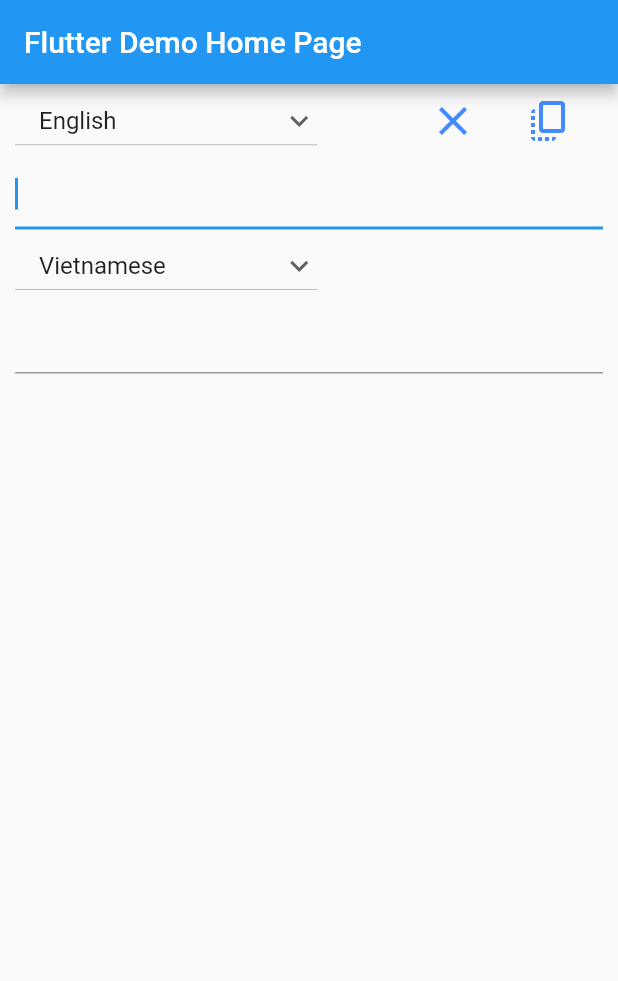
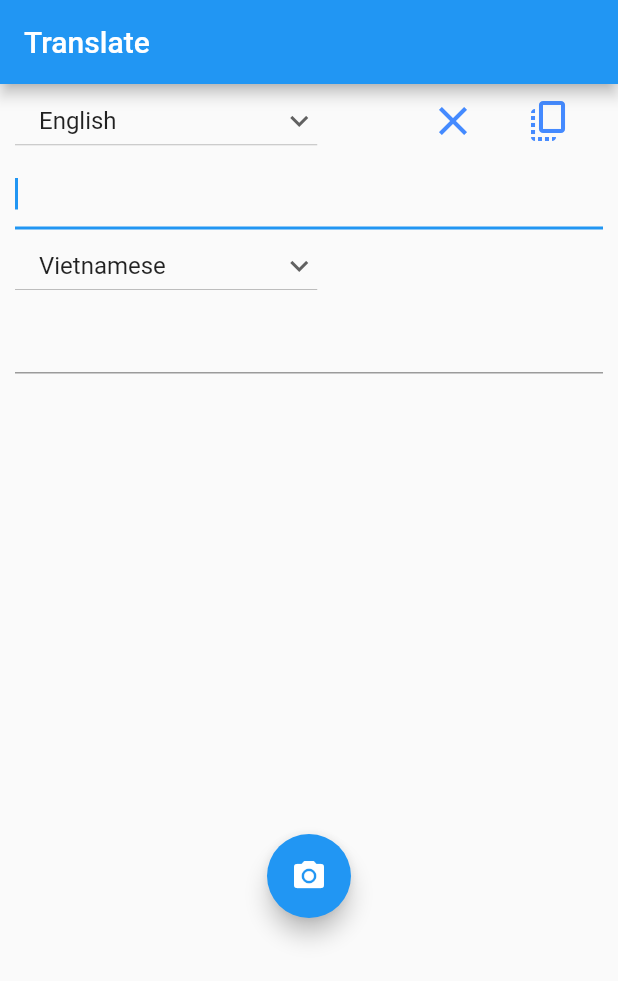
Before and after one commit to thichuong/MobileAppTranslate, a Flutter app: the screen it shows after launch, on a phone screen of 412 x 824 dp. Shown: the top 981 px of the screen. Run offline on Flutter 3.47's test engine with Material 2 defaults, Android fonts, the phone set to English and light mode, and no system bars; drawn by our look-alikes of dropdown_button2; missing offline and left inert: flutter_mobile_vision_2, translator.

Commit message:
OCR update

```diff
--- a/lib/Pages/HomeScreen/Component/InputField.dart
+++ b/lib/Pages/HomeScreen/Component/InputField.dart
@@ -1,5 +1,4 @@
 import 'package:flutter/material.dart';
-import '/Translation/Translation.dart';
 
 
 class InputField extends StatelessWidget {
@@ -35,7 +34,7 @@ class InputField extends StatelessWidget {
                 ],
               ),
           padding: const EdgeInsets.all(0.0),
-          alignment: Alignment.topLeft,
+          alignment: Alignment.center,
         ),
       ],
     );
--- a/lib/Pages/HomeScreen/Component/TranslateForm.dart
+++ b/lib/Pages/HomeScreen/Component/TranslateForm.dart
@@ -7,19 +7,12 @@ import '/Pages/HomeScreen/Component/TranslateOutText.dart';
 import '/Pages/HomeScreen/Component/Dropdown_button_language.dart';
 import '/Pages/HomeScreen/Component/GroupButton.dart';
 
-import 'package:flutter/material.dart';
-import '/Translation/Translation.dart';
 
-import '/Pages/HomeScreen/Component/InputField.dart';
-import '/Pages/HomeScreen/Component/TranslateOutText.dart';
-import '/Pages/HomeScreen/Component/Dropdown_button_language.dart';
-import '/Pages/HomeScreen/Component/GroupButton.dart';
-
-
-import '/Translation/language.dart';
+import 'package:flutter_mobile_vision_2/flutter_mobile_vision_2.dart';
 
 class TranslateForm extends StatefulWidget {
-  const TranslateForm({Key? key}) : super(key: key);
+  const TranslateForm({Key? key}
+      ) : super(key: key);
 
   @override
   State<TranslateForm> createState() => _TranslateForm();
@@ -30,8 +23,14 @@ class _TranslateForm extends State<TranslateForm> {
   final TextEditingController _OutputTextController = TextEditingController();
   var FromLanguage = 'en';
   var ToLanguage = 'vi';
+
+  bool isInitilized = false;
+
   @override
   void initState() {
+    FlutterMobileVision.start().then((value) {
+      isInitilized = true;
+    });
     super.initState();
   }
 
@@ -62,17 +61,40 @@ class _TranslateForm extends State<TranslateForm> {
     super.dispose();
   }
 
+  Future<Null> _startScan() async {
+    List<OcrText> list = [];
+    String temp = '';
+    try {
+
+      list = await FlutterMobileVision.read(
+        waitTap: true,
+        fps: 5,
+        multiple: true,
+        forceCloseCameraOnTap: true,
+        autoFocus: true,
+        camera: FlutterMobileVision.CAMERA_BACK,
+        showText: true,
+      );
+      temp = '';
+      for (OcrText text in list) {
+        temp = temp + ' ' + (text.value);
+        print('valueis ${text.value}');
+      }
+
+    } catch (e) {list.add(OcrText('Failed to recognize text.'));}
+    setState(() {
+      _InputTextController.text = temp;
+      translatext(temp);
+    });
+  }
+
 
   @override
   Widget build(BuildContext context) {
-    // This method is rerun every time setState is called, for instance as done
-    // by the _incrementCounter method above.
-    //
-    // The Flutter framework has been optimized to make rerunning build methods
-    // fast, so that you can just rebuild anything that needs updating rather
-    // than having to individually change instances of widgets.
     return Column(
-          mainAxisAlignment: MainAxisAlignment.start,
+      mainAxisAlignment: MainAxisAlignment.spaceBetween,
+      mainAxisSize: MainAxisSize.max,
+      crossAxisAlignment: CrossAxisAlignment.center,
       children: <Widget>[
         new Container(
           padding: const EdgeInsets.symmetric(horizontal: 10.0, vertical: 0.0),
@@ -115,6 +137,12 @@ class _TranslateForm extends State<TranslateForm> {
                   ),
                 ],
               ),
+          height: 500,
+        ),
+        new FloatingActionButton(
+          onPressed: _startScan,
+          tooltip: 'Increment',
+          child: Icon(Icons.camera_alt),
             ),
       ],
     );
--- a/lib/Pages/HomeScreen/HomeScreen.dart
+++ b/lib/Pages/HomeScreen/HomeScreen.dart
@@ -1,13 +1,8 @@
 import 'package:flutter/material.dart';
-import '/Translation/Translation.dart';
 
-import '/Pages/HomeScreen/Component/InputField.dart';
-import '/Pages/HomeScreen/Component/TranslateOutText.dart';
-import '/Pages/HomeScreen/Component/Dropdown_button_language.dart';
-import '/Pages/HomeScreen/Component/GroupButton.dart';
 import '/Pages/HomeScreen/Component/TranslateForm.dart';
+import 'package:flutter_mobile_vision_2/flutter_mobile_vision_2.dart';
 
-import '/Translation/language.dart';
 
 class MyHomePage extends StatefulWidget {
   const MyHomePage({Key? key, required this.title}) : super(key: key);
@@ -19,39 +14,21 @@ class MyHomePage extends StatefulWidget {
 }
 
 class _MyHomePageState extends State<MyHomePage> {
-  final TextEditingController _InputTextController = TextEditingController();
-  final TextEditingController _OutputTextController = TextEditingController();
-  var FromLanguage = 'en';
-  var ToLanguage = 'vi';
+  final TextEditingController InputTextController = TextEditingController();
+
+  bool isInitilized = false;
   @override
   void initState() {
+    FlutterMobileVision.start().then((value) {
+      isInitilized = true;
+    });
     super.initState();
   }
 
-  void translatext(String textIn) async
-  {
-    if(textIn.replaceAll(' ', '').replaceAll('\n','').isEmpty)
-      {
-        _OutputTextController.text = '';
-        return;
-      }
-    var textTemp = await Translation.instance.translate(textIn,languagefrom : FromLanguage,languageto: ToLanguage);
-      setState(()  {
-        _OutputTextController.text = '$textTemp';
-      });
-  }
-
-  void ClearOnPress()
-  {
-    setState(()  {
-      _InputTextController.text = '';
-      _OutputTextController.text = '';
-    });
-  }
 
   @override
   void dispose() {
-    _InputTextController.dispose();
+    InputTextController.dispose();
     super.dispose();
   }
 
@@ -71,7 +48,6 @@ class _MyHomePageState extends State<MyHomePage> {
         title: Text(widget.title),
       ),
       body: Center(
-
         child: Column(
           mainAxisAlignment: MainAxisAlignment.start,
           children: <Widget>[
@@ -79,6 +55,7 @@ class _MyHomePageState extends State<MyHomePage> {
           ],
         ),
       ),
+      resizeToAvoidBottomInset: false,
     );
   }
 }
--- a/lib/main.dart
+++ b/lib/main.dart
@@ -27,7 +27,7 @@ class MyApp extends StatelessWidget {
         // is not restarted.
         primarySwatch: Colors.blue,
       ),
-      home: const MyHomePage(title: 'Flutter Demo Home Page'),
+      home: const MyHomePage(title: 'Translate'),
     );
   }
 }
--- a/pubspec.yaml
+++ b/pubspec.yaml
@@ -36,7 +36,7 @@ dependencies:
   cupertino_icons: ^1.0.2
   flutter_translate: ^4.0.3
   dropdown_button2: ^1.8.9
-
+  flutter_mobile_vision_2: ^0.1.13
 dev_dependencies:
   flutter_test:
     sdk: flutter
```
Also changed, not shown: pubspec.lock, 1 other file. Lines whose indentation alone changed are shown as unchanged.
